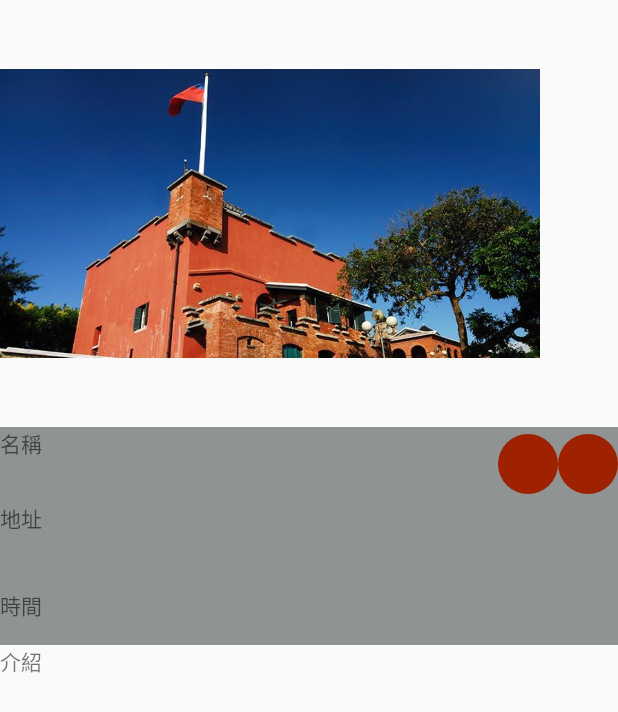
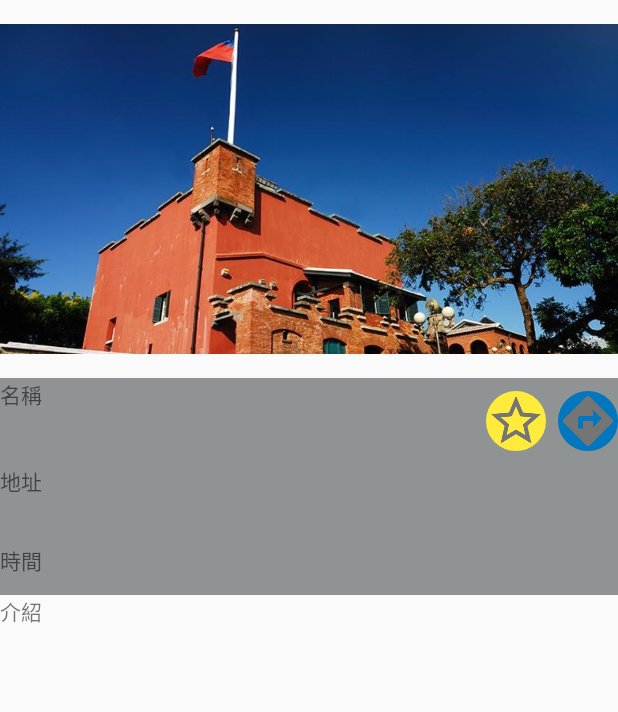
Before and after one commit to iamgoodjack/Tripioneer, an Android app: the layout spot.xml on its own in the app's theme, with its tools: preview values and no code run, on a phone screen of 412 x 824 dp. Shown: the top 712 px of the screen. Run offline under Robolectric (Android 15) with nearby library versions, the phone set to English and light mode, and no system bars.

Commit message:
spotbutton update 1

```diff
--- a/app/src/main/res/drawable/round_button.xml
+++ b/app/src/main/res/drawable/round_button.xml
@@ -1,6 +1,7 @@
 <?xml version="1.0" encoding="utf-8"?>
 <shape xmlns:android="http://schemas.android.com/apk/res/android"
-    android:shape="oval">
-    <solid android:color="#9F2200"/>
-    <stroke android:width="0dp" android:color="#fff" />
+    >
+    <solid android:color="#fff" />
+    <corners android:radius="50dp" />
+    <stroke android:width="2dp" android:color="#fff" />
 </shape>
--- a/app/src/main/res/layout/activity_login.xml
+++ b/app/src/main/res/layout/activity_login.xml
@@ -4,7 +4,7 @@
     android:paddingRight="@dimen/activity_horizontal_margin"
     android:paddingTop="@dimen/activity_vertical_margin"
     android:paddingBottom="@dimen/activity_vertical_margin" tools:context=".login"
-    android:id="@+id/login"
+    android:id="@+id/loginpage"
     android:clickable="true"
     android:background="@drawable/loginbackground"
     android:backgroundTint="#ffcbc6c0">
--- a/app/src/main/res/layout/spot.xml
+++ b/app/src/main/res/layout/spot.xml
@@ -5,16 +5,16 @@
     android:weightSum="1">
 
     <ImageView
-        android:layout_width="360dp"
-        android:layout_height="65dp"
+        android:layout_width="match_parent"
+        android:layout_height="130dp"
         android:id="@+id/imageView"
-        android:layout_weight="0.32"
-        android:src="@drawable/test" />
+        android:src="@drawable/test"
+        android:layout_weight="0.20" />
     //android:id="@+id/"
 
     <GridLayout xmlns:android="http://schemas.android.com/apk/res/android"
         android:layout_width="match_parent"
-        android:layout_height="30dp"
+        android:layout_height="40dp"
         android:orientation="horizontal"
         android:rowCount="1"
         android:columnCount="3"
@@ -37,16 +37,25 @@
         android:background="@drawable/round_button"
         android:gravity="center_vertical|center_horizontal"
         android:layout_gravity="center_vertical|right"
-        android:layout_weight="0.05" />
+        android:layout_weight="0.05"
+        android:src="@drawable/ic_star_outline_grey600_48dp"
+        android:scaleType="fitXY"
+        android:backgroundTint="#ffffeb3b"
+        />
 
         <ImageButton
             android:layout_width="40dp"
             android:layout_height="40dp"
+            android:scaleType="fitXY"
             android:id="@+id/guidebutton"
             android:background="@drawable/round_button"
             android:gravity="center_vertical|center_horizontal"
             android:layout_weight="0.05"
-            android:layout_gravity="center_vertical" />
+            android:layout_gravity="center_vertical"
+            android:src="@drawable/ic_directions_grey600_48dp"
+            android:backgroundTint="#0277bd"
+            android:layout_marginLeft="8dp"
+            />
 
     </GridLayout>
 
--- a/app/src/main/res/menu/menu_login.xml
+++ b/app/src/main/res/menu/menu_login.xml
@@ -1,10 +1,8 @@
 <menu xmlns:android="http://schemas.android.com/apk/res/android"
     xmlns:app="http://schemas.android.com/apk/res-auto"
     xmlns:tools="http://schemas.android.com/tools" tools:context=".login">
-    <item android:id="@+id/action_settings" android:title="@string/action_settings"
-        android:orderInCategory="100" app:showAsAction="never" />
 
-    <item android:id="@+id/action_menu" android:title="@string/action_settings"
+    <item android:id="@+id/action_search" android:title="@string/action_settings"
         android:icon="@drawable/ic_action_search" android:orderInCategory="100"
         app:showAsAction="always"/>
 </menu>
```
Also changed, not shown: app/src/main/res/drawable/ic_directions_grey600_48dp.png (added), app/src/main/res/drawable/ic_star_grey600_48dp.png (added), app/src/main/res/drawable/ic_star_outline_grey600_48dp.png (added).
